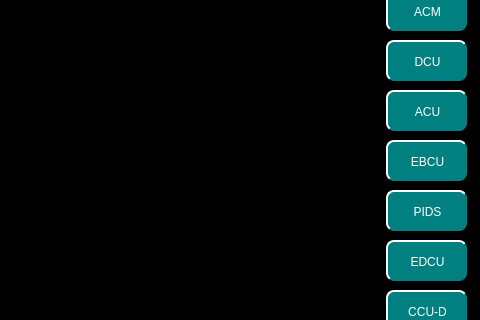
Above: maintainceallportspage.ui from mayue-crrc/ShenyangMetro9DB before the change; both pictures show x 544 to 1024 and y 280 to 600 of the 1024 by 768 pixel window. Below: the same form after it.
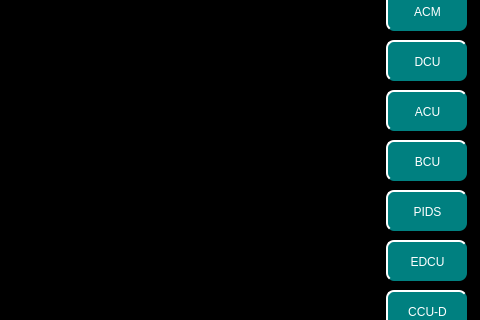
That is the form after the change.

The edit to the form file:
```diff
--- a/maintainceallportspage.ui
+++ b/maintainceallportspage.ui
@@ -191,7 +191,7 @@
     <string notr="true"/>
    </property>
    <property name="text">
-    <string>EBCU</string>
+    <string>BCU</string>
    </property>
   </widget>
   <widget class="QPushButton" name="PIDSBtn">
```
